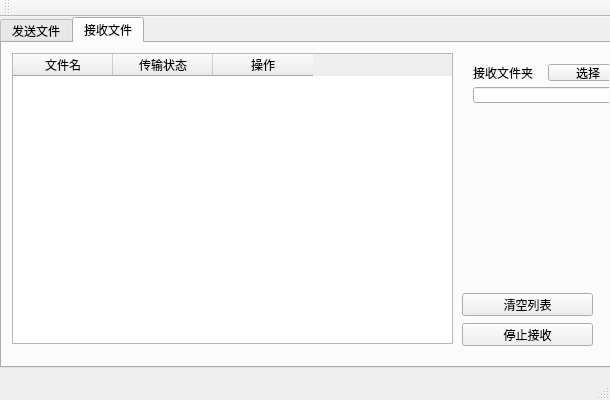
sh963852741/SimpleFileTransfer, file QtGuiApplication1/QtGuiApplication1/QtGuiApplication1.ui: the form before one commit.
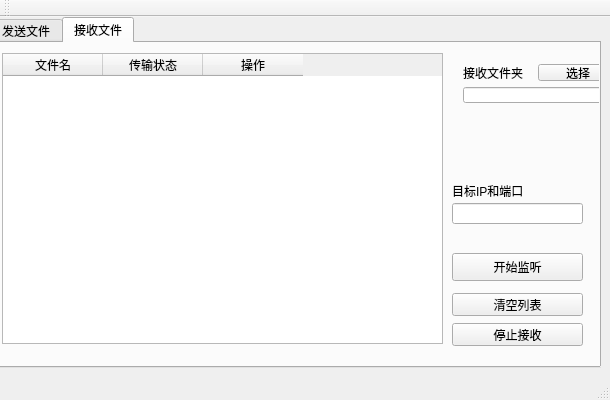
The form after the commit. The open tabs and pages were chosen to show the change.

```diff
--- a/QtGuiApplication1/QtGuiApplication1/QtGuiApplication1.ui
+++ b/QtGuiApplication1/QtGuiApplication1/QtGuiApplication1.ui
@@ -17,7 +17,7 @@
    <widget class="QTabWidget" name="tabWidget">
     <property name="geometry">
      <rect>
-      <x>0</x>
+      <x>-10</x>
       <y>0</y>
       <width>611</width>
       <height>351</height>
@@ -224,6 +224,42 @@
        </item>
       </layout>
      </widget>
+     <widget class="QLineEdit" name="lineEdit_4">
+      <property name="geometry">
+       <rect>
+        <x>460</x>
+        <y>160</y>
+        <width>131</width>
+        <height>21</height>
+       </rect>
+      </property>
+     </widget>
+     <widget class="QLabel" name="label_4">
+      <property name="geometry">
+       <rect>
+        <x>460</x>
+        <y>140</y>
+        <width>101</width>
+        <height>16</height>
+       </rect>
+      </property>
+      <property name="text">
+       <string>目标IP和端口</string>
+      </property>
+     </widget>
+     <widget class="QPushButton" name="pushButton_6">
+      <property name="geometry">
+       <rect>
+        <x>460</x>
+        <y>210</y>
+        <width>131</width>
+        <height>28</height>
+       </rect>
+      </property>
+      <property name="text">
+       <string>开始监听</string>
+      </property>
+     </widget>
     </widget>
    </widget>
   </widget>
```
Left out of the diff: 17 changed lines with no effect on the pictures.
